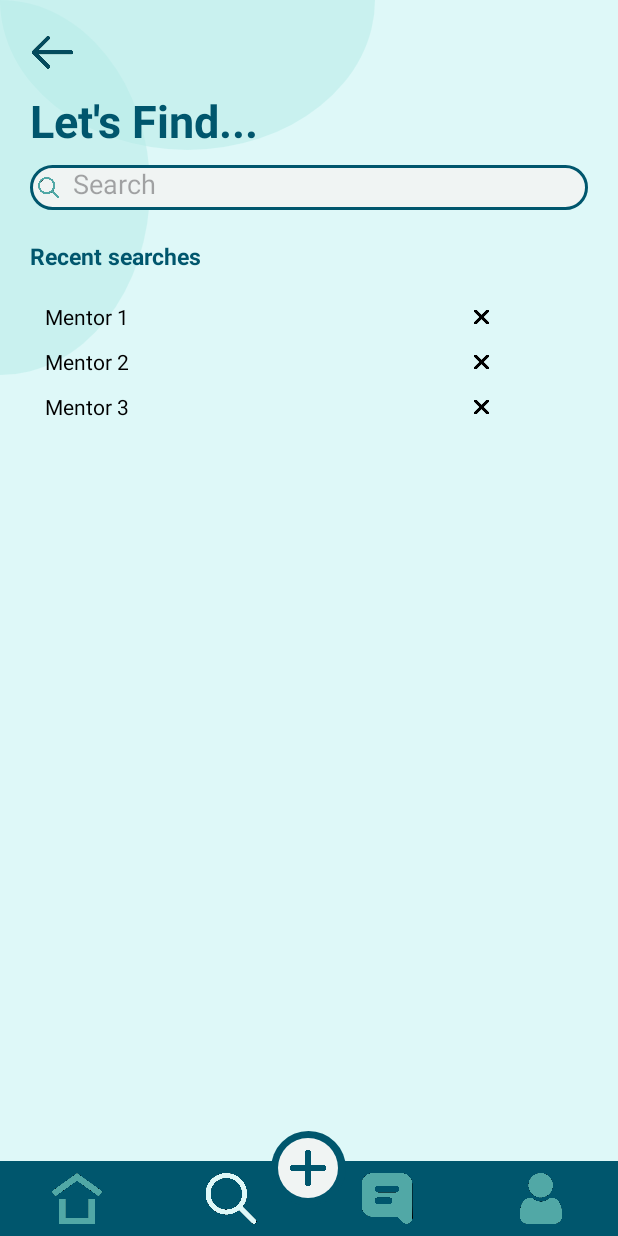
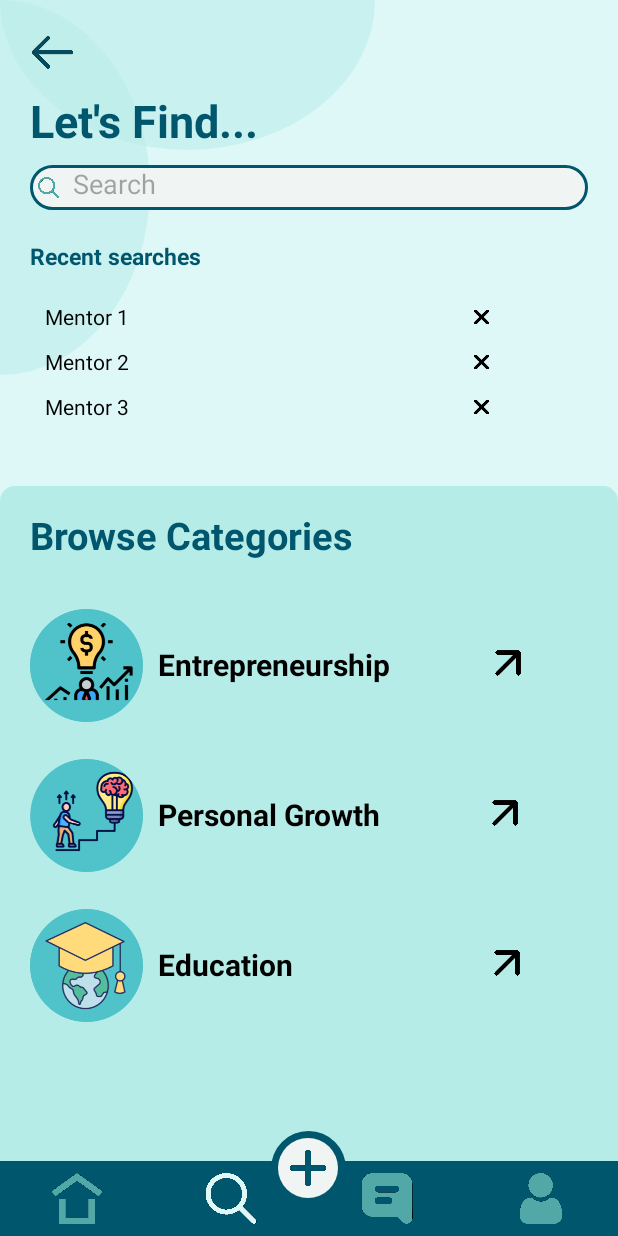
Before and after one commit to Arham331/i210441, an Android app: the MainActivity8 screen opened directly, with no data from a screen before it, on a phone screen of 412 x 824 dp. Run offline under Robolectric (Android 15) with nearby library versions, the phone set to English and light mode, and no system bars.

Commit message:
8th Commit
SearchPage has been created and is fully working

```diff
--- a/app/src/main/java/com/arhammalik/i210441/MainActivity8.kt
+++ b/app/src/main/java/com/arhammalik/i210441/MainActivity8.kt
@@ -5,6 +5,7 @@ import androidx.appcompat.app.AppCompatActivity
 import android.os.Bundle
 import android.os.Handler
 import android.view.View
+import android.widget.EditText
 import android.widget.ImageView
 import android.widget.LinearLayout
 import android.widget.TextView
@@ -18,6 +19,7 @@ class MainActivity8 : AppCompatActivity()
     {
 
     }
+
     override fun onCreate(savedInstanceState: Bundle?)
     {
         super.onCreate(savedInstanceState)
--- /dev/null
+++ b/app/src/main/res/drawable/rounded_top_corners2.xml
@@ -0,0 +1,5 @@
+<shape xmlns:android="http://schemas.android.com/apk/res/android">
+    <corners android:topLeftRadius="10dp"
+        android:topRightRadius="10dp" />
+    <solid android:color="@color/CircleColor" />
+</shape>
--- a/app/src/main/res/layout/activity_main8.xml
+++ b/app/src/main/res/layout/activity_main8.xml
@@ -152,7 +152,137 @@
     </LinearLayout>
 
 
+    <View
+        android:id="@+id/guideline"
+        android:layout_width="match_parent"
+        android:layout_height="500dp"
+        android:layout_alignParentBottom="true"
+        android:background="@drawable/rounded_top_corners2"
+        app:layout_constraintBottom_toBottomOf="parent"
+        app:layout_constraintLeft_toLeftOf="parent"
+        app:layout_constraintRight_toRightOf="parent"
+        tools:layout_editor_absoluteX="0dp" />
 
+    <TextView
+        android:id="@+id/textView13"
+        android:layout_width="wrap_content"
+        android:layout_height="wrap_content"
+        android:layout_above="@+id/guideline"
+        android:layout_alignParentStart="true"
+        android:layout_marginStart="20dp"
+        android:layout_marginBottom="-50dp"
+        android:text="Browse Categories"
+        android:textColor="@color/Dark"
+        android:textSize="25sp"
+        android:textStyle="bold" />
+
+    <LinearLayout
+        android:id="@+id/entrepreneurship_linear"
+        android:layout_width="330dp"
+        android:layout_height="100dp"
+        android:layout_below="@+id/textView13"
+        android:layout_marginTop="70dp"
+        android:layout_marginLeft="20dp"
+        android:layout_marginRight="20dp">
+
+        <ImageView
+            android:layout_marginTop="12dp"
+            android:layout_width="75dp"
+            android:layout_height="75dp"
+            android:src="@drawable/entrepreneurship"
+            />
+
+        <TextView
+            android:layout_marginTop="35dp"
+            android:layout_width="wrap_content"
+            android:layout_height="wrap_content"
+            android:text="Entrepreneurship"
+            android:textSize="20sp"
+            android:textColor="@color/black"
+            android:textStyle="bold"
+            android:layout_marginLeft="10dp"
+        />
+
+        <ImageView
+            android:layout_marginTop="35dp"
+            android:layout_width="25dp"
+            android:layout_height="25dp"
+            android:layout_marginLeft="65dp"
+            android:src="@drawable/diagonal_arrow"
+            />
+    </LinearLayout>
+
+    <LinearLayout
+        android:id="@+id/personalgrowth_linear"
+        android:layout_width="330dp"
+        android:layout_height="100dp"
+        android:layout_below="@+id/entrepreneurship_linear"
+        android:layout_marginTop="00dp"
+        android:layout_marginLeft="20dp"
+        android:layout_marginRight="20dp">
+
+        <ImageView
+            android:layout_marginTop="12dp"
+            android:layout_width="75dp"
+            android:layout_height="75dp"
+            android:src="@drawable/personal_growth"
+            />
+
+        <TextView
+            android:layout_marginTop="35dp"
+            android:layout_width="wrap_content"
+            android:layout_height="wrap_content"
+            android:text="Personal Growth"
+            android:textSize="20sp"
+            android:textColor="@color/black"
+            android:textStyle="bold"
+            android:layout_marginLeft="10dp"
+            />
+
+        <ImageView
+            android:layout_marginTop="35dp"
+            android:layout_width="25dp"
+            android:layout_height="25dp"
+            android:layout_marginLeft="70dp"
+            android:src="@drawable/diagonal_arrow"
+            />
+    </LinearLayout>
+
+    <LinearLayout
+        android:id="@+id/education_linear"
+        android:layout_width="330dp"
+        android:layout_height="100dp"
+        android:layout_below="@+id/personalgrowth_linear"
+        android:layout_marginTop="00dp"
+        android:layout_marginLeft="20dp"
+        android:layout_marginRight="20dp">
+
+        <ImageView
+            android:layout_marginTop="12dp"
+            android:layout_width="75dp"
+            android:layout_height="75dp"
+            android:src="@drawable/education"
+            />
+
+        <TextView
+            android:layout_marginTop="35dp"
+            android:layout_width="wrap_content"
+            android:layout_height="wrap_content"
+            android:text="Education"
+            android:textSize="20sp"
+            android:textColor="@color/black"
+            android:textStyle="bold"
+            android:layout_marginLeft="10dp"
+            />
+
+        <ImageView
+            android:layout_marginTop="35dp"
+            android:layout_width="25dp"
+            android:layout_height="25dp"
+            android:layout_marginLeft="130dp"
+            android:src="@drawable/diagonal_arrow"
+            />
+    </LinearLayout>
 
 
 
```
Also changed, not shown: app/src/main/res/drawable/diagonal_arrow.png (added), app/src/main/res/drawable/education.png (added), app/src/main/res/drawable/entrepreneurship.png (added), app/src/main/res/drawable/personal_growth.png (added).
